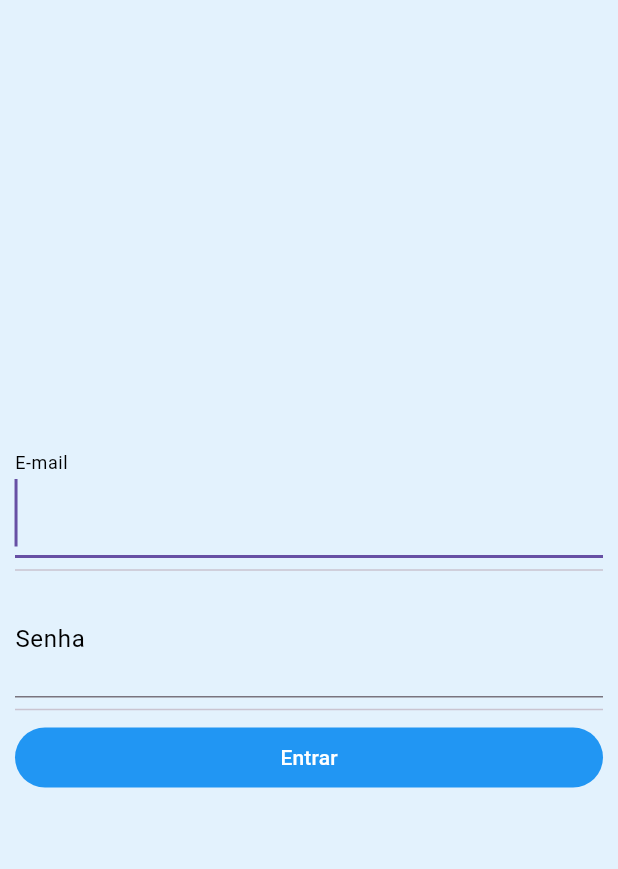
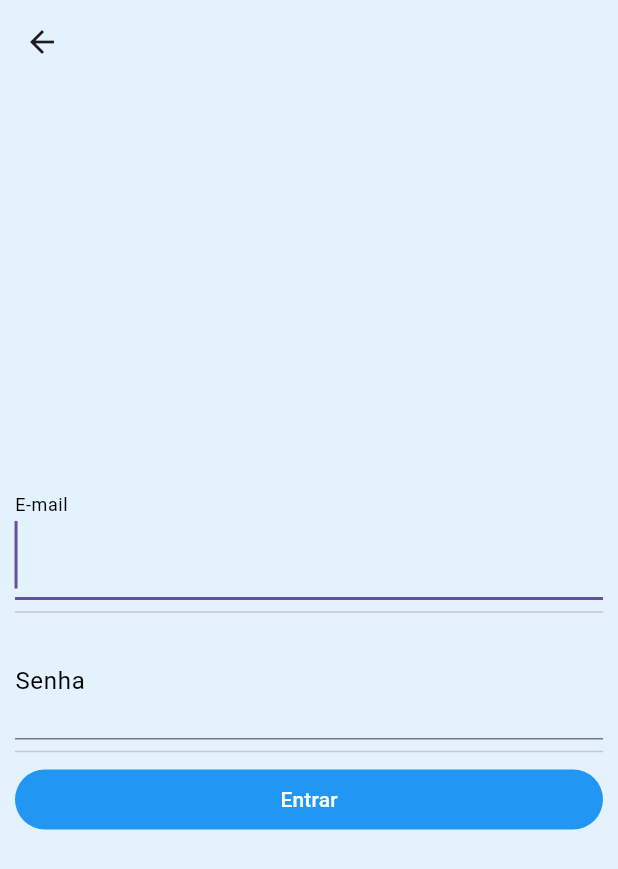
Before and after one commit to LucasGFBatista/senai-prova-mobile, a Flutter app: the LoginPage screen opened directly, on a phone screen of 412 x 824 dp. Shown: the top 869 px of the screen. Run offline on Flutter 3.47's test engine with Material 3 defaults, Android fonts, the phone set to English and light mode, and no system bars.

Commit message:
feat: Adiciona botão retorno para tela de Bem vindo

```diff
--- a/prova_senai/lib/pages/login.page.dart
+++ b/prova_senai/lib/pages/login.page.dart
@@ -12,6 +12,9 @@ class _LoginPageState extends State<LoginPage> {
   Widget build(BuildContext context) {
     return Scaffold(
       backgroundColor: Colors.blue[50],
+      appBar: AppBar(
+        backgroundColor: Colors.blue[50],
+      ),
       body: Padding(
         padding: EdgeInsets.all(10),
         child: Center(
```
